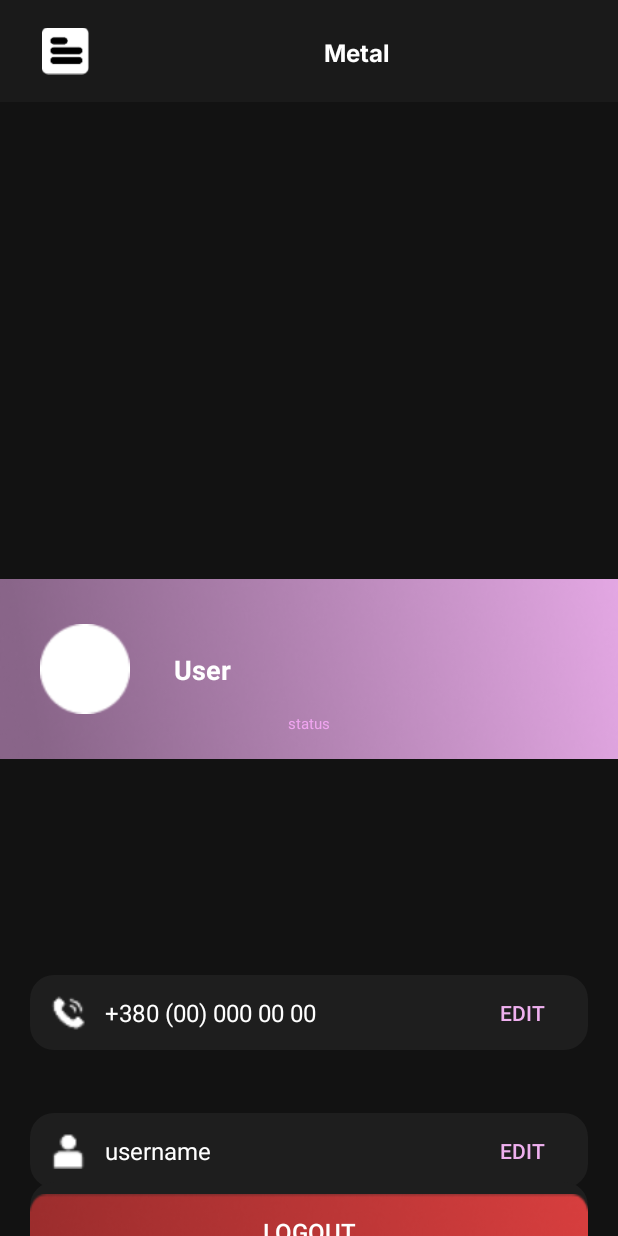
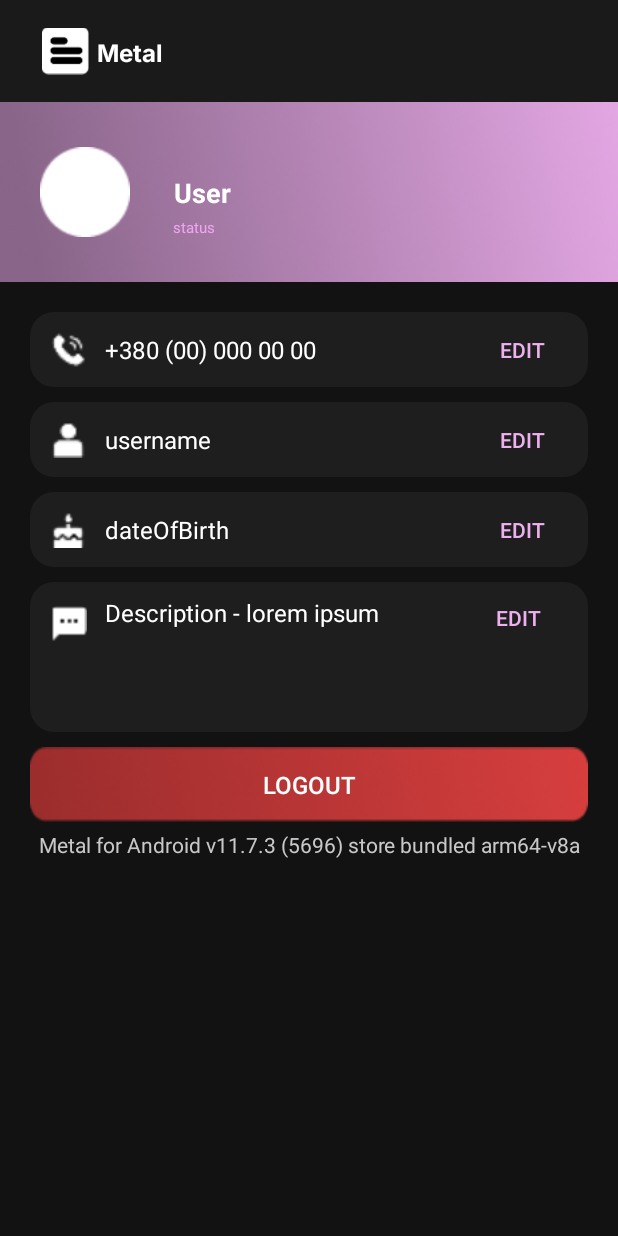
Before and after one commit to tup0g/Metal-App, an Android app: the layout fragment_profile_list.xml on its own in the app's theme, with its tools: preview values and no code run, on a phone screen of 412 x 824 dp. Run offline under Robolectric (Android 15) with nearby library versions, the phone set to English and light mode, and no system bars.

Commit message:
fixed xml

```diff
--- a/app/src/main/res/layout/activity_main.xml
+++ b/app/src/main/res/layout/activity_main.xml
@@ -15,10 +15,10 @@
         android:src="@drawable/metal_logo"
         app:layout_constraintBottom_toBottomOf="parent"
         app:layout_constraintEnd_toEndOf="parent"
-        app:layout_constraintHorizontal_bias="0.322"
+        app:layout_constraintHorizontal_bias="0.289"
         app:layout_constraintStart_toStartOf="parent"
         app:layout_constraintTop_toTopOf="parent"
-        app:layout_constraintVertical_bias="0.201" />
+        app:layout_constraintVertical_bias="0.207" />
 
     <TextView
         android:id="@+id/MetalAppName"
@@ -33,9 +33,8 @@
         app:layout_constraintEnd_toEndOf="parent"
         app:layout_constraintHorizontal_bias="0.0"
         app:layout_constraintStart_toEndOf="@+id/MetalLogo"
-        android:layout_marginTop="8dp"
         app:layout_constraintTop_toTopOf="parent"
-        app:layout_constraintVertical_bias="0.29" />
+        app:layout_constraintVertical_bias="0.296" />
 
     <TextView
         android:id="@+id/MetalDescription"
--- a/app/src/main/res/layout/fragment_profile_list.xml
+++ b/app/src/main/res/layout/fragment_profile_list.xml
@@ -47,11 +47,13 @@
             android:textSize="16sp"
             app:layout_constraintBottom_toBottomOf="parent"
             app:layout_constraintEnd_toEndOf="parent"
+            app:layout_constraintHorizontal_bias="0.0"
             app:layout_constraintStart_toEndOf="@+id/imageView3"
             app:layout_constraintTop_toTopOf="parent"
             app:layout_constraintVertical_bias="0.511" />
     </androidx.constraintlayout.widget.ConstraintLayout>
 
+    <!-- Phone container -->
     <androidx.constraintlayout.widget.ConstraintLayout
         android:id="@+id/profile_banner"
         android:layout_width="0dp"
@@ -59,8 +61,10 @@
         android:background="@drawable/banner"
         app:layout_constraintBottom_toBottomOf="parent"
         app:layout_constraintEnd_toEndOf="parent"
+        app:layout_constraintHorizontal_bias="0.0"
         app:layout_constraintStart_toStartOf="parent"
-        app:layout_constraintTop_toBottomOf="@+id/header">
+        app:layout_constraintTop_toBottomOf="@+id/header"
+        app:layout_constraintVertical_bias="0.0">
 
         <ImageView
             android:id="@+id/profile_image"
@@ -97,11 +101,14 @@
             android:textSize="10sp"
             app:layout_constraintBottom_toBottomOf="parent"
             app:layout_constraintEnd_toEndOf="parent"
+            app:layout_constraintHorizontal_bias="0.301"
             app:layout_constraintStart_toStartOf="parent"
-            app:layout_constraintTop_toBottomOf="@+id/tv_username" />
+            app:layout_constraintTop_toBottomOf="@+id/tv_username"
+            app:layout_constraintVertical_bias="0.117" />
     </androidx.constraintlayout.widget.ConstraintLayout>
 
-    <!-- Phone container -->
+    <!-- Username container -->
+
     <androidx.constraintlayout.widget.ConstraintLayout
         android:id="@+id/phone_container"
         android:layout_width="0dp"
@@ -112,8 +119,10 @@
         android:background="@drawable/rounded_background"
         app:layout_constraintBottom_toBottomOf="parent"
         app:layout_constraintEnd_toEndOf="parent"
+        app:layout_constraintHorizontal_bias="0.0"
         app:layout_constraintStart_toStartOf="parent"
-        app:layout_constraintTop_toBottomOf="@+id/profile_banner">
+        app:layout_constraintTop_toBottomOf="@+id/profile_banner"
+        app:layout_constraintVertical_bias="0.0">
 
         <TextView
             android:id="@+id/tv_phone"
@@ -156,7 +165,7 @@
             app:layout_constraintTop_toTopOf="parent" />
     </androidx.constraintlayout.widget.ConstraintLayout>
 
-    <!-- Username container -->
+    <!-- Birthday container -->
     <androidx.constraintlayout.widget.ConstraintLayout
         android:id="@+id/username_container"
         android:layout_width="0dp"
@@ -167,8 +176,10 @@
         android:background="@drawable/rounded_background"
         app:layout_constraintBottom_toBottomOf="parent"
         app:layout_constraintEnd_toEndOf="parent"
+        app:layout_constraintHorizontal_bias="1.0"
         app:layout_constraintStart_toStartOf="parent"
-        app:layout_constraintTop_toBottomOf="@+id/phone_container">
+        app:layout_constraintTop_toBottomOf="@+id/phone_container"
+        app:layout_constraintVertical_bias="0.0">
 
         <TextView
             android:id="@+id/tv_phone2"
@@ -212,7 +223,7 @@
             app:layout_constraintTop_toTopOf="parent" />
     </androidx.constraintlayout.widget.ConstraintLayout>
 
-    <!-- Birthday container -->
+    <!-- Description container -->
     <androidx.constraintlayout.widget.ConstraintLayout
         android:id="@+id/birthday_container"
         android:layout_width="0dp"
@@ -223,8 +234,10 @@
         android:background="@drawable/rounded_background"
         app:layout_constraintBottom_toBottomOf="parent"
         app:layout_constraintEnd_toEndOf="parent"
+        app:layout_constraintHorizontal_bias="1.0"
         app:layout_constraintStart_toStartOf="parent"
-        app:layout_constraintTop_toBottomOf="@+id/username_container">
+        app:layout_constraintTop_toBottomOf="@+id/username_container"
+        app:layout_constraintVertical_bias="0.0">
 
         <ImageView
             android:id="@+id/imageView5"
@@ -267,7 +280,6 @@
             app:layout_constraintTop_toTopOf="parent" />
     </androidx.constraintlayout.widget.ConstraintLayout>
 
-    <!-- Description container -->
     <androidx.constraintlayout.widget.ConstraintLayout
         android:id="@+id/description_container"
         android:layout_width="0dp"
@@ -278,8 +290,10 @@
         android:background="@drawable/rounded_background"
         app:layout_constraintBottom_toBottomOf="parent"
         app:layout_constraintEnd_toEndOf="parent"
+        app:layout_constraintHorizontal_bias="1.0"
         app:layout_constraintStart_toStartOf="parent"
-        app:layout_constraintTop_toBottomOf="@+id/birthday_container">
+        app:layout_constraintTop_toBottomOf="@+id/birthday_container"
+        app:layout_constraintVertical_bias="0.0">
 
         <Button
             android:id="@+id/btn_edit4"
@@ -291,9 +305,10 @@
             android:textSize="14sp"
             app:layout_constraintBottom_toBottomOf="parent"
             app:layout_constraintEnd_toEndOf="parent"
-            app:layout_constraintHorizontal_bias="1.0"
+            app:layout_constraintHorizontal_bias="0.991"
             app:layout_constraintStart_toStartOf="parent"
-            app:layout_constraintTop_toTopOf="parent" />
+            app:layout_constraintTop_toTopOf="parent"
+            app:layout_constraintVertical_bias="0.0" />
 
         <ImageView
             android:id="@+id/imageView7"
@@ -304,8 +319,10 @@
             android:src="@drawable/chat_icon_2"
             app:layout_constraintBottom_toBottomOf="parent"
             app:layout_constraintEnd_toStartOf="@+id/tv_phone4"
+            app:layout_constraintHorizontal_bias="1.0"
             app:layout_constraintStart_toStartOf="parent"
-            app:layout_constraintTop_toTopOf="parent" />
+            app:layout_constraintTop_toTopOf="parent"
+            app:layout_constraintVertical_bias="0.21" />
 
         <TextView
             android:id="@+id/tv_phone4"
@@ -318,9 +335,10 @@
             android:textSize="16sp"
             app:layout_constraintBottom_toBottomOf="parent"
             app:layout_constraintEnd_toEndOf="parent"
-            app:layout_constraintHorizontal_bias="1.0"
+            app:layout_constraintHorizontal_bias="0.0"
             app:layout_constraintStart_toStartOf="parent"
-            app:layout_constraintTop_toTopOf="parent" />
+            app:layout_constraintTop_toTopOf="parent"
+            app:layout_constraintVertical_bias="0.118" />
     </androidx.constraintlayout.widget.ConstraintLayout>
 
     <Button
@@ -352,7 +370,8 @@
         android:textColor="#C8C8C8"
         app:layout_constraintBottom_toBottomOf="parent"
         app:layout_constraintEnd_toEndOf="parent"
-        app:layout_constraintHorizontal_bias="1.0"
+        app:layout_constraintHorizontal_bias="0.0"
         app:layout_constraintStart_toStartOf="parent"
-        app:layout_constraintTop_toBottomOf="@+id/btn_login" />
+        app:layout_constraintTop_toBottomOf="@+id/btn_login"
+        app:layout_constraintVertical_bias="0.0" />
 </androidx.constraintlayout.widget.ConstraintLayout>
```
